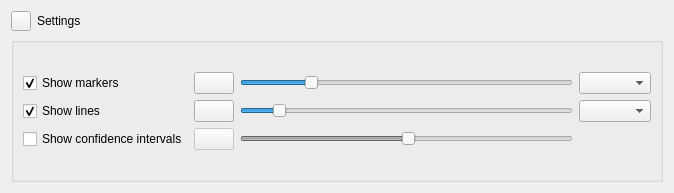
Qt form braphy/gui/ui_files/binary_plot_settings.ui (softmatterlab/Braph-2.0-Python) before a commit.
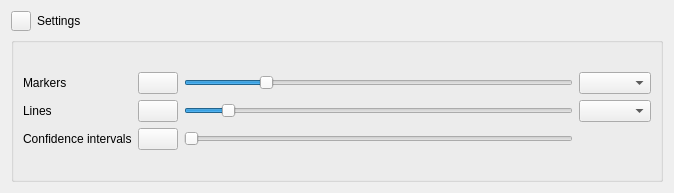
The same form after that commit.

Commit message: Remove check boxes from binary plot settings

What changed in the file:
```diff
--- a/braphy/gui/ui_files/binary_plot_settings.ui
+++ b/braphy/gui/ui_files/binary_plot_settings.ui
@@ -66,7 +66,7 @@
           <item row="4" column="3">
            <widget class="QPushButton" name="btnCIColor">
             <property name="enabled">
-             <bool>false</bool>
+             <bool>true</bool>
             </property>
             <property name="text">
              <string/>
@@ -92,16 +92,6 @@
             </property>
            </widget>
           </item>
-          <item row="0" column="1">
-           <widget class="QCheckBox" name="checkBoxMarkers">
-            <property name="text">
-             <string>Show markers</string>
-            </property>
-            <property name="checked">
-             <bool>true</bool>
-            </property>
-           </widget>
-          </item>
           <item row="3" column="4">
            <widget class="QSlider" name="sliderLines">
             <property name="minimum">
@@ -131,23 +121,16 @@
           <item row="4" column="4">
            <widget class="QSlider" name="sliderCI">
             <property name="enabled">
-             <bool>false</bool>
+             <bool>true</bool>
             </property>
             <property name="value">
-             <number>50</number>
+             <number>0</number>
             </property>
             <property name="orientation">
              <enum>Qt::Horizontal</enum>
             </property>
            </widget>
           </item>
-          <item row="4" column="1">
-           <widget class="QCheckBox" name="checkBoxCI">
-            <property name="text">
-             <string>Show confidence intervals</string>
-            </property>
-           </widget>
-          </item>
           <item row="3" column="3">
            <widget class="QPushButton" name="btnLinesColor">
             <property name="text">
@@ -155,22 +138,33 @@
             </property>
            </widget>
           </item>
-          <item row="3" column="1">
-           <widget class="QCheckBox" name="checkBoxLines">
-            <property name="text">
-             <string>Show lines</string>
-            </property>
-            <property name="checked">
-             <bool>true</bool>
-            </property>
-           </widget>
-          </item>
           <item row="0" column="5">
            <widget class="QComboBox" name="comboBoxMarkers"/>
           </item>
           <item row="3" column="5">
            <widget class="QComboBox" name="comboBoxLines"/>
           </item>
+          <item row="0" column="1">
+           <widget class="QLabel" name="label_2">
+            <property name="text">
+             <string>Markers</string>
+            </property>
+           </widget>
+          </item>
+          <item row="3" column="1">
+           <widget class="QLabel" name="label_3">
+            <property name="text">
+             <string>Lines</string>
+            </property>
+           </widget>
+          </item>
+          <item row="4" column="1">
+           <widget class="QLabel" name="label_4">
+            <property name="text">
+             <string>Confidence intervals</string>
+            </property>
+           </widget>
+          </item>
          </layout>
         </item>
        </layout>
```
The commit also changes 2 other files.
